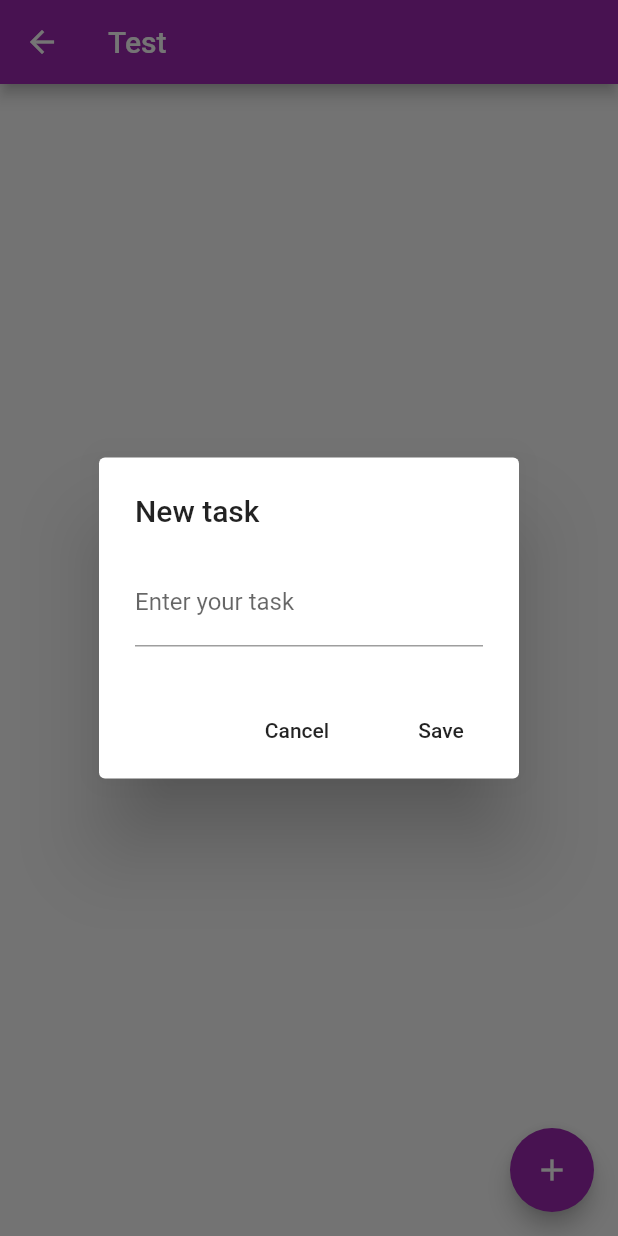
After one commit to GabrielStahlberg/TutorialApp_Flutter, a Flutter app: the TasksMain screen opened by its route, after a tap on the "add" icon, on a phone screen of 412 x 824 dp. The commit adds this screen. Run offline on Flutter 3.47's test engine with Material 2 defaults, Android fonts, the phone set to English and light mode, and no system bars; our stand-ins replace mask_text_input_formatter, shared_preferences; missing offline and left inert: flutter_youtube; accounts and stored records are empty.

Commit message:
New functionality to do a tasks list. Using Dismissible and Snackbar.

```diff
--- /dev/null
+++ b/lib/widgets/screens/TasksMain.dart
@@ -0,0 +1,211 @@
+import 'package:flutter/material.dart';
+import 'package:path_provider/path_provider.dart';
+import 'dart:io';
+import 'dart:async';
+import 'dart:convert';
+
+class TasksMain extends StatefulWidget {
+  @override
+  _TasksMainState createState() => _TasksMainState();
+}
+
+class _TasksMainState extends State<TasksMain> {
+
+  List _tasksList = [];
+  Map<String, dynamic> _lastTaskRemoved = Map();
+  bool _isUpdate = false;
+  TextEditingController _taskController = TextEditingController();
+
+  Future<File> _getFile() async {
+    final dir = await getApplicationDocumentsDirectory();
+    return File("${dir.path}/datas.json");
+  }
+
+  _saveTask() {
+    if(_isUpdate) {
+      _tasksList.remove(_lastTaskRemoved);
+    }
+    String taskTitle = _taskController.text;
+
+    Map<String, dynamic> task = Map();
+    task["title"] = taskTitle;
+    task["done"] = false;
+
+    setState(() {
+      _tasksList.add(task);
+    });
+    _saveFile();
+    _taskController.text = "";
+    _isUpdate = false;
+  }
+
+  _saveFile() async {
+    var file = await _getFile();
+
+    String datas = json.encode(_tasksList);
+    file.writeAsString(datas);
+  }
+
+  _retrieveFile() async {
+    try {
+      final file = await _getFile();
+      return file.readAsString();
+    } catch(e) {
+      return null;
+    }
+  }
+
+  _refreshList() {
+    _retrieveFile().then((datas){
+      setState(() {
+        _tasksList = json.decode(datas);
+      });
+    });
+  }
+
+  @override
+  void initState() {
+    super.initState();
+    _refreshList();
+  }
+
+  @override
+  Widget build(BuildContext context) {
+    return Scaffold(
+      appBar: AppBar(
+        backgroundColor: Colors.purple,
+        title: Text("Test"),
+      ),
+      body: Column(
+        children: <Widget>[
+          Expanded(
+            child: ListView.builder(
+              itemCount: _tasksList.length,
+              itemBuilder: createListItem
+            ),
+          )
+        ],
+      ),
+      floatingActionButtonLocation: FloatingActionButtonLocation.endFloat,
+      floatingActionButton: FloatingActionButton(
+        backgroundColor: Colors.purple,
+        foregroundColor: Colors.white,
+        elevation: 6,
+        child: Icon(Icons.add),
+          onPressed: () {
+            showDialog(
+                context: context,
+              builder: createDialog
+            );
+          }
+      ),
+    );
+  }
+
+  Widget createDialog(context) {
+    _taskController.text = _isUpdate ? _lastTaskRemoved["title"] : "";
+    return AlertDialog(
+      title: Text("New task"),
+      content: TextField(
+        controller: _taskController,
+        decoration: InputDecoration(
+          labelText: "Enter your task",
+        ),
+        onChanged: (text) {
+
+        },
+      ),
+      actions: <Widget>[
+        FlatButton(
+          child: Text("Cancel"),
+          onPressed: () {
+            if(_isUpdate) {
+              setState(() {
+                _refreshList();
+              });
+              _isUpdate = false;
+            }
+            Navigator.pop(context);
+          }
+        ),
+        FlatButton(
+          child: Text("Save"),
+          onPressed: () {
+            _saveTask();
+            Navigator.pop(context);
+          },
+        )
+      ],
+    );
+  }
+
+  Widget createListItem(context, index) {
+    return Dismissible(
+        background: Container(
+          color: Colors.blue,
+          padding: EdgeInsets.all(16),
+          child: Row(
+            mainAxisAlignment: MainAxisAlignment.start,
+            children: <Widget>[
+              Icon(
+                Icons.edit,
+                color: Colors.white,
+              )
+            ],
+          ),
+        ),
+        secondaryBackground: Container(
+          color: Colors.red,
+          padding: EdgeInsets.all(16),
+          child: Row(
+            mainAxisAlignment: MainAxisAlignment.end,
+            children: <Widget>[
+              Icon(
+                Icons.delete,
+                color: Colors.white,
+              )
+            ],
+          ),
+        ),
+        direction: DismissDirection.horizontal, //DEFAULT
+        onDismissed: (direction){
+          _lastTaskRemoved = _tasksList[index];
+          if(direction == DismissDirection.endToStart) {
+            _tasksList.removeAt(index);
+            _saveFile();
+            final snackbar = SnackBar(
+              duration: Duration(seconds: 2),
+              action: SnackBarAction(
+                  label: "Undo",
+                  onPressed: () {
+                    setState(() {
+                      _tasksList.insert(index, _lastTaskRemoved);
+                    });
+                    _saveFile();
+                  }
+              ),
+              content: Text("Task removed")
+            );
+            Scaffold.of(context).showSnackBar(snackbar);
+          } else {
+            _isUpdate = true;
+            showDialog(
+                context: context,
+                builder: createDialog
+            );
+          }
+        },
+        key: UniqueKey(),
+        child: CheckboxListTile(
+          title: Text(_tasksList[index]["title"]),
+          value: _tasksList[index]["done"],
+          onChanged: (value) {
+            setState(() {
+              _tasksList[index]["done"] = value;
+            });
+            _saveFile();
+          },
+        )
+    );
+  }
+}
--- a/pubspec.yaml
+++ b/pubspec.yaml
@@ -27,6 +27,7 @@ dependencies:
   http: ^0.12.0+1
   flutter_youtube: ^2.0.0
   shared_preferences: ^0.5.7+2
+  path_provider: ^1.6.8
 
 dev_dependencies:
   flutter_test:
```
Also changed, not shown: lib/main.dart (+6 -4 lines), lib/widgets/screens/FormMain.dart (renamed from lib/widgets/form/FormMain.dart, +9 -0 lines), lib/widgets/screens/BitcoinsValue.dart (renamed from lib/widgets/form/BitcoinsValue.dart), lib/widgets/screens/Game.dart (renamed from lib/widgets/form/Game.dart), lib/widgets/screens/SignUp.dart (renamed from lib/widgets/form/SignUp.dart), pubspec.lock, 1 other file.
